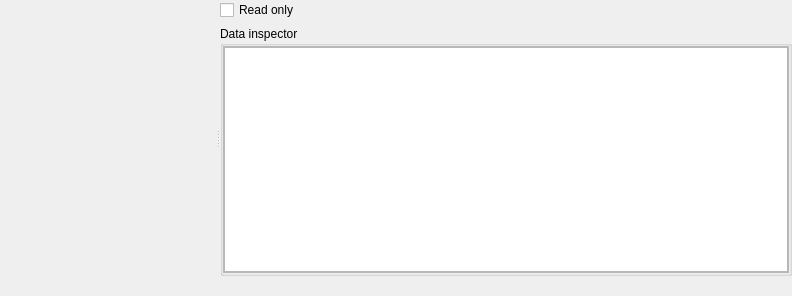
Old version of the form xhexviewwidget.ui in the repository horsicq/XHexView.
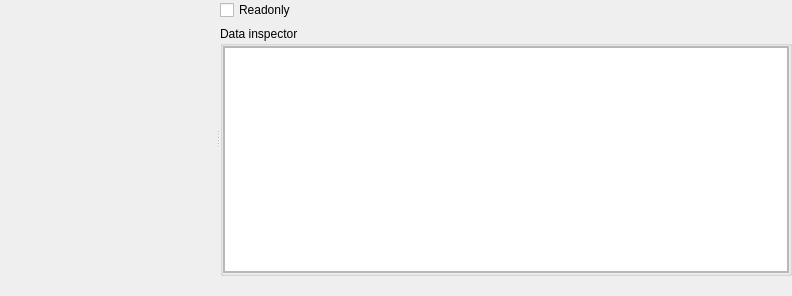
New version of the form. Custom widgets are drawn as their Qt base class.

```diff
--- a/xhexviewwidget.ui
+++ b/xhexviewwidget.ui
@@ -53,7 +53,7 @@
        <item>
         <widget class="QCheckBox" name="checkBoxReadonly">
          <property name="text">
-          <string>Read only</string>
+          <string>Readonly</string>
          </property>
         </widget>
        </item>
```
Left out of the diff: 4 changed lines with no effect on the pictures.
